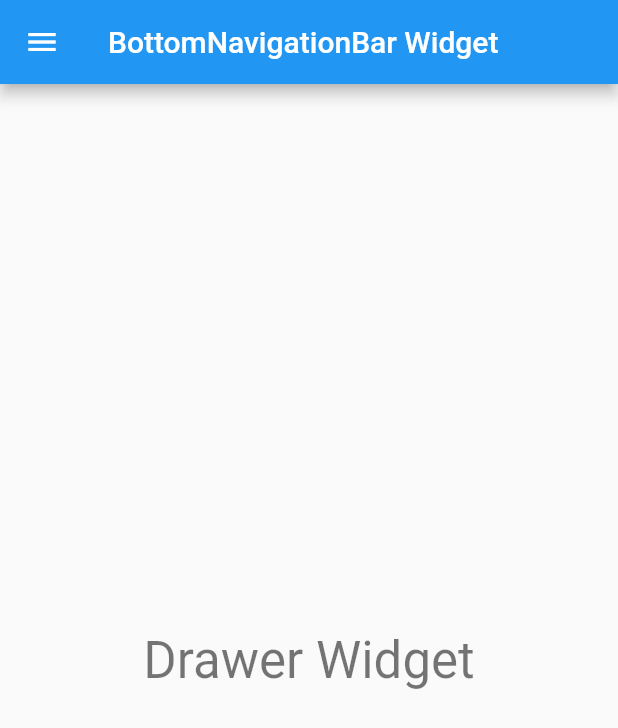
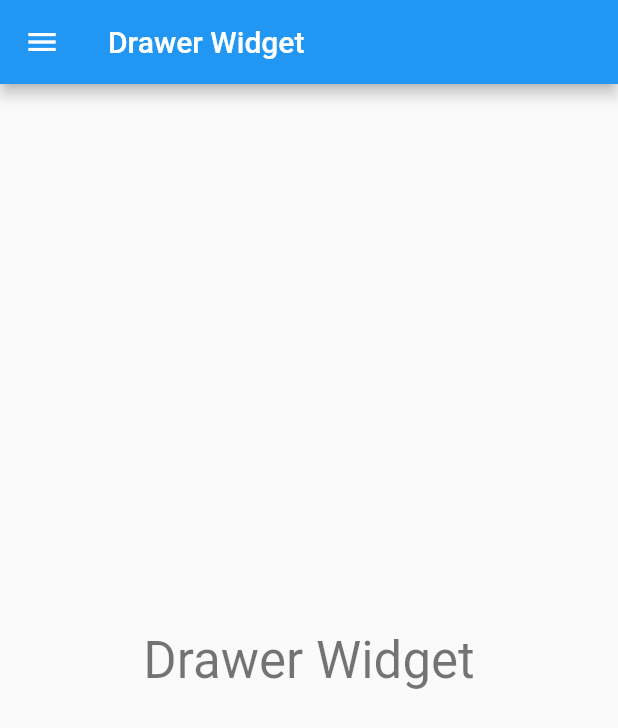
Before and after one commit to 1priyank1/flutter-demos, a Flutter app: the screen it shows after launch, on a phone screen of 412 x 824 dp. Shown: the top 728 px of the screen. Run offline on Flutter 3.47's test engine with Material 2 defaults, Android fonts, the light colour scheme and no system bars.

Commit message:
Drawer widget screenshot added

```diff
--- a/drawer_widget/lib/main.dart
+++ b/drawer_widget/lib/main.dart
@@ -11,7 +11,7 @@ class MyApp extends StatelessWidget {
       theme: new ThemeData(
         primarySwatch: Colors.blue,
       ),
-      home: new MyHomePage(title: 'BottomNavigationBar Widget'),
+      home: new MyHomePage(title: 'Drawer Widget'),
     );
   }
 }
```
Also changed, not shown: 2 other files.
